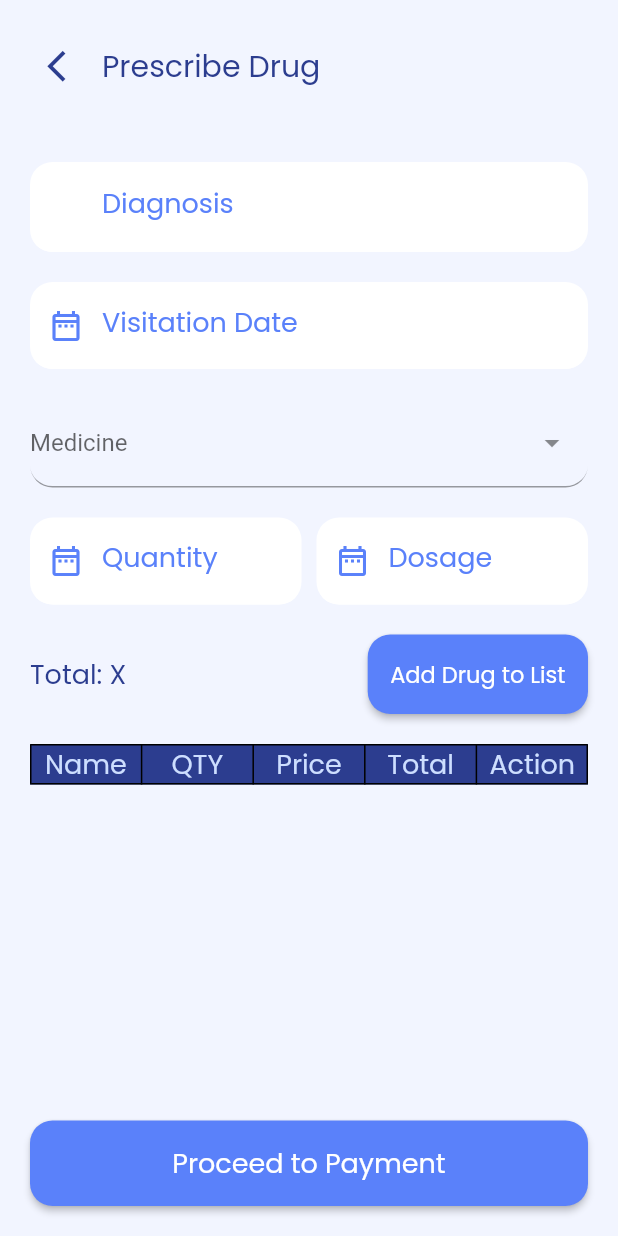
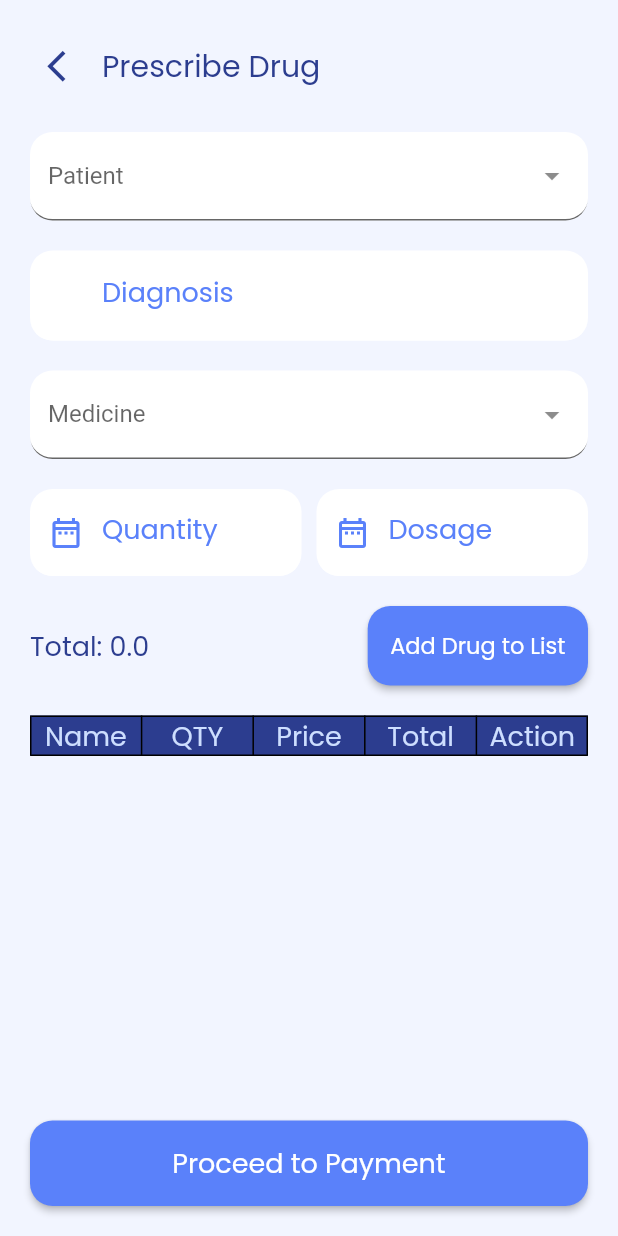
Before and after one commit to ademola-b/patient-management-system, a Flutter app: the Prescription screen opened by its route, after a tap on "Add Drug to List", on a phone screen of 412 x 824 dp. Run offline on Flutter 3.47's test engine with Material 2 defaults, Android fonts, the light colour scheme and no system bars; drawn by our look-alikes of dropdown_search; our stand-ins replace animated_splash_screen, circle_nav_bar, flutter_svg, get, shared_preferences; missing offline and left inert: flutter_paystack; accounts and stored records are empty; network calls fail; statements that could not run were skipped.

Commit message:
:alembic: Prescriptions API

```diff
--- a/pms/lib/controllers/patient_controller.dart
+++ b/pms/lib/controllers/patient_controller.dart
@@ -24,7 +24,9 @@ class PatientController extends GetxController {
   @override
   void onInit() async {
     super.onInit();
-    await patientDetails();
+    if (data != null) {
+      await patientDetails();
+    }
   }
 
   patientDetails() async {
--- a/pms/lib/controllers/prescription_controller.dart
+++ b/pms/lib/controllers/prescription_controller.dart
@@ -3,12 +3,17 @@ import 'package:flutter_paystack/flutter_paystack.dart';
 import 'package:get/get.dart';
 import 'package:intl/intl.dart';
 import 'package:pms/models/drug_list.dart';
+import 'package:pms/models/medicine_response.dart';
+import 'package:pms/models/patient_list_response.dart';
+import 'package:pms/services/remote_services.dart';
 import 'package:pms/utils/constants.dart';
 
 class PrescriptionController extends GetxController {
   Rx<DateTime> pickedDate = DateTime.now().obs;
   Rx<TextEditingController> visit_date = TextEditingController().obs;
-  RxString? name = ''.obs;
+  RxString? medicine = ''.obs;
+  RxString? patient = ''.obs;
+  RxDouble? price = 0.0.obs;
   Rx<TextEditingController> qty = TextEditingController().obs;
   Rx<TextEditingController> dosage = TextEditingController().obs;
   RxString dropdownvalue = ''.obs;
@@ -17,13 +22,32 @@ class PrescriptionController extends GetxController {
   String publicKey = 'pk_test_967fd6ae89cd3a4c7b03b27c93083beab0329110';
   RxString message = ''.obs;
   RxDouble total = 0.0.obs;
+  RxDouble gtotal = 0.0.obs;
+  RxList<PatientListResponse> patients = <PatientListResponse>[].obs;
+  RxList<MedicineResponse> medicines = <MedicineResponse>[].obs;
 
   final plugin = PaystackPlugin();
 
   @override
-  void onInit() {
+  void onInit() async {
     super.onInit();
     plugin.initialize(publicKey: publicKey);
+    await patientList();
+    await medicineList();
+  }
+
+  patientList() async {
+    List<PatientListResponse>? patientList = await RemoteServices.patientList();
+    if (patientList!.isNotEmpty) {
+      patients.value = patientList;
+    }
+  }
+
+  medicineList() async {
+    List<MedicineResponse>? medicineList = await RemoteServices.medicineList();
+    if (medicineList!.isNotEmpty) {
+      medicines.value = medicineList;
+    }
   }
 
   void makePayment(context) async {
@@ -76,13 +100,20 @@ class PrescriptionController extends GetxController {
 
   populateTable() {
     drugList.add(DrugList(
-        name: name!.value,
-        price: 22.5,
-        total: double.parse(qty.value.text) * 10.0,
+        name: medicine!.value,
+        price: price!.value,
+        total: double.parse(qty.value.text) * price!.value,
         qty: qty.value.text,
         dosage: dosage.value.text));
-    print(drugList[0].name);
 
-    // total.value = ;
+  }
+
+  double calculateTotal(RxList drugList) {
+    double total = 0.0;
+    for (var drug in drugList) {
+      total += drug.total;
+    }
+
+    return total;
   }
 }
--- /dev/null
+++ b/pms/lib/models/medicine_response.dart
@@ -0,0 +1,40 @@
+// To parse this JSON data, do
+//
+//     final medicineResponse = medicineResponseFromJson(jsonString);
+
+import 'dart:convert';
+
+List<MedicineResponse> medicineListResponseFromJson(String str) =>
+    List<MedicineResponse>.from(
+        json.decode(str).map((x) => MedicineResponse.fromJson(x)));
+
+MedicineResponse medicineResponseFromJson(String str) =>
+    MedicineResponse.fromJson(json.decode(str));
+
+String medicineResponseToJson(List<MedicineResponse> data) =>
+    json.encode(List<dynamic>.from(data.map((x) => x.toJson())));
+
+class MedicineResponse {
+  String? medicineId;
+  String? name;
+  double? price;
+
+  MedicineResponse({
+    this.medicineId,
+    this.name,
+    this.price,
+  });
+
+  factory MedicineResponse.fromJson(Map<String, dynamic> json) =>
+      MedicineResponse(
+        medicineId: json["medicine_id"],
+        name: json["name"],
+        price: json["price"],
+      );
+
+  Map<String, dynamic> toJson() => {
+        "medicine_id": medicineId,
+        "name": name,
+        "price": price,
+      };
+}
--- a/pms/lib/screens/patient_details.dart
+++ b/pms/lib/screens/patient_details.dart
@@ -35,8 +35,8 @@ class PatientDetail extends StatelessWidget {
                   Row(
                     mainAxisAlignment: MainAxisAlignment.spaceBetween,
                     children: [
-                      DefaultText(
-                          text: "['patient'] Profile",
+                      const DefaultText(
+                          text: "Patient Profile",
                           color: Colors.white,
                           size: 20.0),
                       IconButton(
@@ -68,7 +68,7 @@ class PatientDetail extends StatelessWidget {
                   ]),
                   const SizedBox(height: 10.0),
                   DefaultText(
-                    text: "['patient']",
+                    text: controller.name.value.text,
                     weight: FontWeight.bold,
                     size: 20.0,
                     color: Colors.white,
--- a/pms/lib/screens/prescription.dart
+++ b/pms/lib/screens/prescription.dart
@@ -5,6 +5,8 @@ import 'package:flutter/src/widgets/container.dart';
 import 'package:flutter/src/widgets/framework.dart';
 import 'package:get/get.dart';
 import 'package:pms/controllers/prescription_controller.dart';
+import 'package:pms/models/medicine_response.dart';
+import 'package:pms/models/patient_list_response.dart';
 import 'package:pms/utils/constants.dart';
 import 'package:pms/utils/defaultButton.dart';
 import 'package:pms/utils/defaultDropDown.dart';
@@ -19,7 +21,6 @@ class Prescription extends StatelessWidget {
   final _form = GlobalKey<FormState>();
 
   late String _diagnosis, _visitDate, _qty, _dosage;
-  Map medicine = {'male': 'male', 'female': 'female'};
   late String? _medicine;
 
   @override
@@ -49,12 +50,33 @@ class Prescription extends StatelessWidget {
                   )
                 ],
               ),
-              const SizedBox(height: 40.0),
+              const SizedBox(height: 20.0),
               Expanded(
                 child: Form(
                   key: _form,
                   child: Column(
                     children: [
+                      DropdownSearch<PatientListResponse>(
+                          mode: Mode.MENU,
+                          items: controller.patients,
+                          showSearchBox: true,
+                          itemAsString: (PatientListResponse? patient) =>
+                              patient!.name!,
+                          dropdownSearchDecoration: const InputDecoration(
+                              filled: true,
+                              fillColor: Colors.white,
+                              labelText: "Patient",
+                              border: UnderlineInputBorder(
+                                  borderRadius:
+                                      BorderRadius.all(Radius.circular(15.0)),
+                                  borderSide: BorderSide(color: Colors.white))),
+                          onChanged: (PatientListResponse? value) {
+                            controller.patient!.value = value!.name!;
+                            print(value.patientId);
+                          }
+                          // validator: Constants.validator,
+                          ),
+                      const SizedBox(height: 20.0),
                       DefaultTextFormField(
                         obscureText: false,
                         hintText: "Diagnosis",
@@ -63,32 +85,38 @@ class Prescription extends StatelessWidget {
                         fillColor: Colors.white,
                         onSaved: (newValue) => _diagnosis = newValue!,
                       ),
-                      const SizedBox(height: 20.0),
-                      DefaultTextFormField(
-                        label: "Visitation Date",
-                        text: controller.visit_date.value,
-                        obscureText: false,
-                        icon: Icons.date_range_outlined,
-                        fillColor: Colors.white,
-                        maxLines: 1,
-                        onTap: () => controller.pickDate(context),
-                        keyboardInputType: TextInputType.none,
-                        onSaved: (value) => _visitDate = value!,
-                      ),
+                      // const SizedBox(height: 20.0),
+                      // DefaultTextFormField(
+                      //   label: "Visitation Date",
+                      //   text: controller.visit_date.value,
+                      //   obscureText: false,
+                      //   icon: Icons.date_range_outlined,
+                      //   fillColor: Colors.white,
+                      //   maxLines: 1,
+                      //   onTap: () => controller.pickDate(context),
+                      //   keyboardInputType: TextInputType.none,
+                      //   onSaved: (value) => _visitDate = value!,
+                      // ),
                       // const Spacer(),
                       const SizedBox(height: 20.0),
-                      DropdownSearch<String>(
+                      DropdownSearch<MedicineResponse>(
                         mode: Mode.MENU,
-                        items: const ['paracetamol', 'asprin'],
+                        items: controller.medicines,
+                        itemAsString: (MedicineResponse? med) => med!.name!,
                         showSearchBox: true,
                         dropdownSearchDecoration: const InputDecoration(
                             labelText: "Medicine",
+                            fillColor: Colors.white,
+                            filled: true,
                             border: UnderlineInputBorder(
                                 borderRadius:
                                     BorderRadius.all(Radius.circular(15.0)),
                                 borderSide: BorderSide(color: Colors.white))),
-                        onChanged: (value) => controller.name!.value = value!,
-                        validator: Constants.validator,
+                        onChanged: (value) {
+                          controller.medicine!.value = value!.name!;
+                          controller.price!.value = value.price!;
+                        },
+                        validator: Constants.medicineValidator,
                       ),
 
                       const SizedBox(height: 20.0),
@@ -126,11 +154,12 @@ class Prescription extends StatelessWidget {
                       Row(
                         mainAxisAlignment: MainAxisAlignment.spaceBetween,
                         children: [
-                          const DefaultText(
-                            text: "Total: X",
-                            size: 18.0,
-                            color: Constants.secondaryColor,
-                          ),
+                          Obx(() => DefaultText(
+                                text:
+                                    "Total: ${controller.calculateTotal(controller.drugList)}",
+                                size: 18.0,
+                                color: Constants.secondaryColor,
+                              )),
                           DefaultButton(
                               onPressed: () {
                                 controller.populateTable();
--- a/pms/lib/services/remote_services.dart
+++ b/pms/lib/services/remote_services.dart
@@ -1,6 +1,7 @@
 import 'dart:convert';
 import 'package:get/get.dart';
 import 'package:pms/models/login_response.dart';
+import 'package:pms/models/medicine_response.dart';
 import 'package:pms/models/patient_list_response.dart';
 import 'package:pms/services/urls.dart';
 import 'package:http/http.dart' as http;
@@ -78,4 +79,33 @@ class RemoteServices {
           Constants.customSnackBar(message: "Server Error: $e", tag: false));
     }
   }
+  static Future<List<MedicineResponse>?>? medicineList() async {
+    try {
+      http.Response response = await http.get(medicineListUrl, headers: {
+        'Authorization': "Token ${sharedPreferences.getString('token')}"
+      });
+      if (response.statusCode == 200) {
+        return medicineListResponseFromJson(response.body);
+      } else {
+        throw Exception("Failed to get medicine");
+      }
+    } catch (e) {
+      Get.showSnackbar(
+          Constants.customSnackBar(message: "Server Error: $e", tag: false));
+    }
+  }
+
+  static Future<MedicineResponse?> medicineDetails(String id) async {
+    try {
+      http.Response response = await http.get(medicineDetailUrl(id), headers: {
+        'Authorization': "Token ${sharedPreferences.getString('token')}"
+      });
+      if (response.statusCode == 200) {
+        return medicineResponseFromJson(response.body);
+      }
+    } catch (e) {
+      Get.showSnackbar(
+          Constants.customSnackBar(message: "Server Error: $e", tag: false));
+    }
+  }
 }
--- a/pms/lib/services/urls.dart
+++ b/pms/lib/services/urls.dart
@@ -7,3 +7,9 @@ Uri patientListUrl = Uri.parse("$baseUrl/api/patient/");
 Uri patientDetailUrl(String id) {
   return Uri.parse("$baseUrl/api/patient/$id/");
 }
+
+Uri medicineListUrl = Uri.parse("$baseUrl/api/medicine/");
+
+Uri medicineDetailUrl(String id) {
+  return Uri.parse("$baseUrl/api/medicine/$id/");
+}
```
Also changed, not shown: pms/lib/controllers/medicine_controllers.dart (added, +20 -0 lines), pms/lib/screens/medicine.dart (+28 -8 lines), pms/lib/utils/constants.dart (+8 -0 lines), 8 other files.
